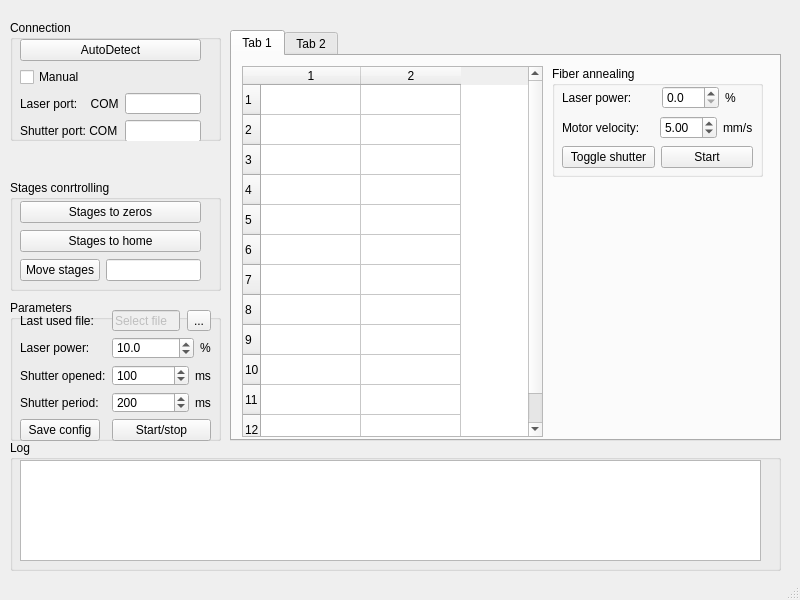
al509/LabSoft, file ui/MainWindow.ui: the form before one commit.
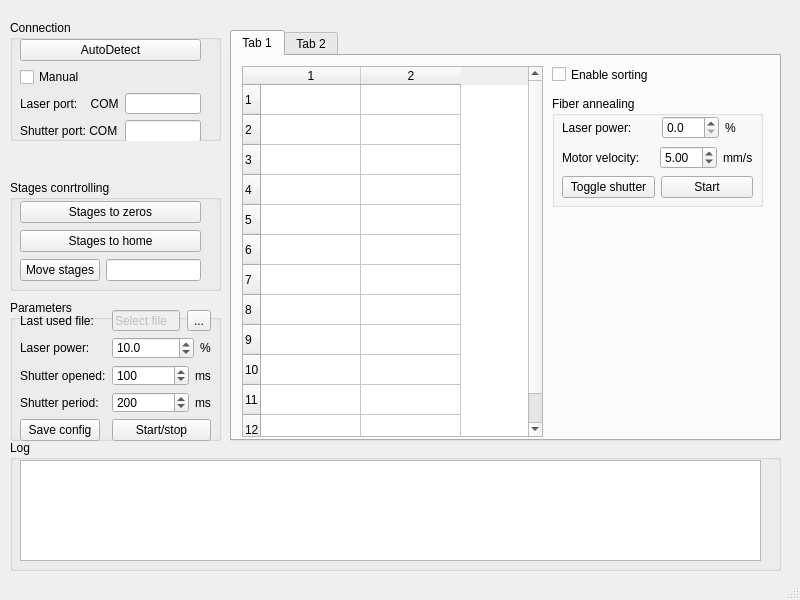
The form after the commit.

Diff of the .ui file:
```diff
--- a/ui/MainWindow.ui
+++ b/ui/MainWindow.ui
@@ -399,7 +399,7 @@
       <property name="geometry">
        <rect>
         <x>320</x>
-        <y>10</y>
+        <y>40</y>
         <width>211</width>
         <height>111</height>
        </rect>
@@ -503,6 +503,19 @@
        </layout>
       </widget>
      </widget>
+     <widget class="QCheckBox" name="sortingBox">
+      <property name="geometry">
+       <rect>
+        <x>320</x>
+        <y>10</y>
+        <width>101</width>
+        <height>17</height>
+       </rect>
+      </property>
+      <property name="text">
+       <string>Enable sorting</string>
+      </property>
+     </widget>
     </widget>
     <widget class="QWidget" name="tab_2">
      <attribute name="title">
```
Left out of the diff: 15 changed lines with no effect on the pictures.
